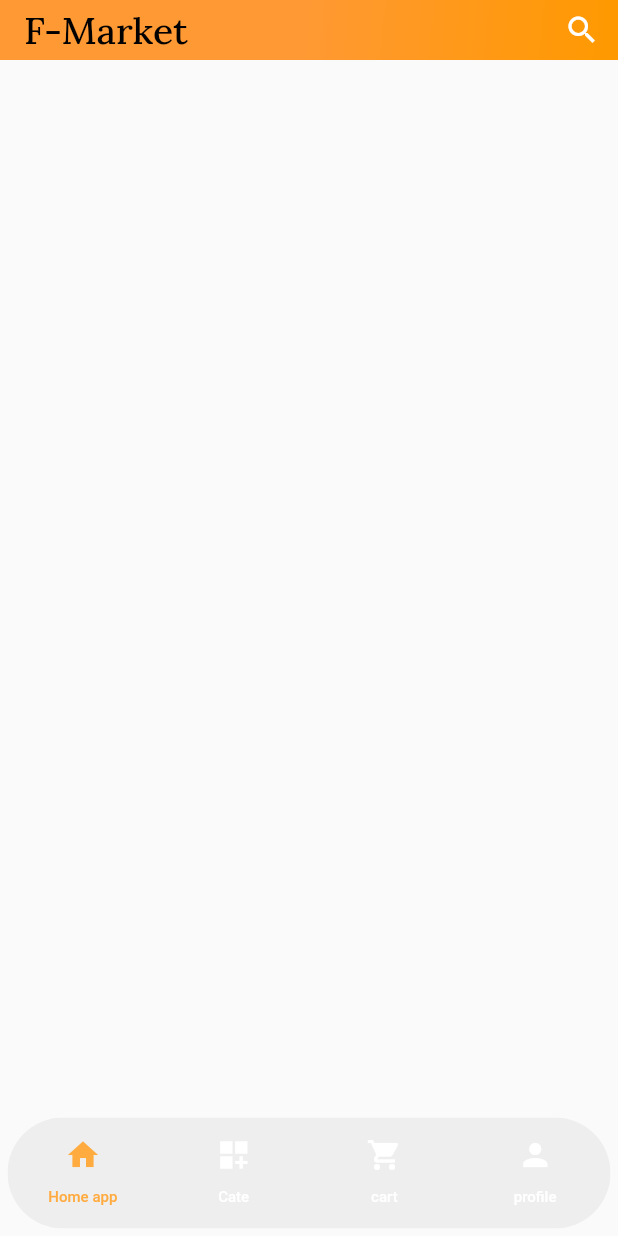
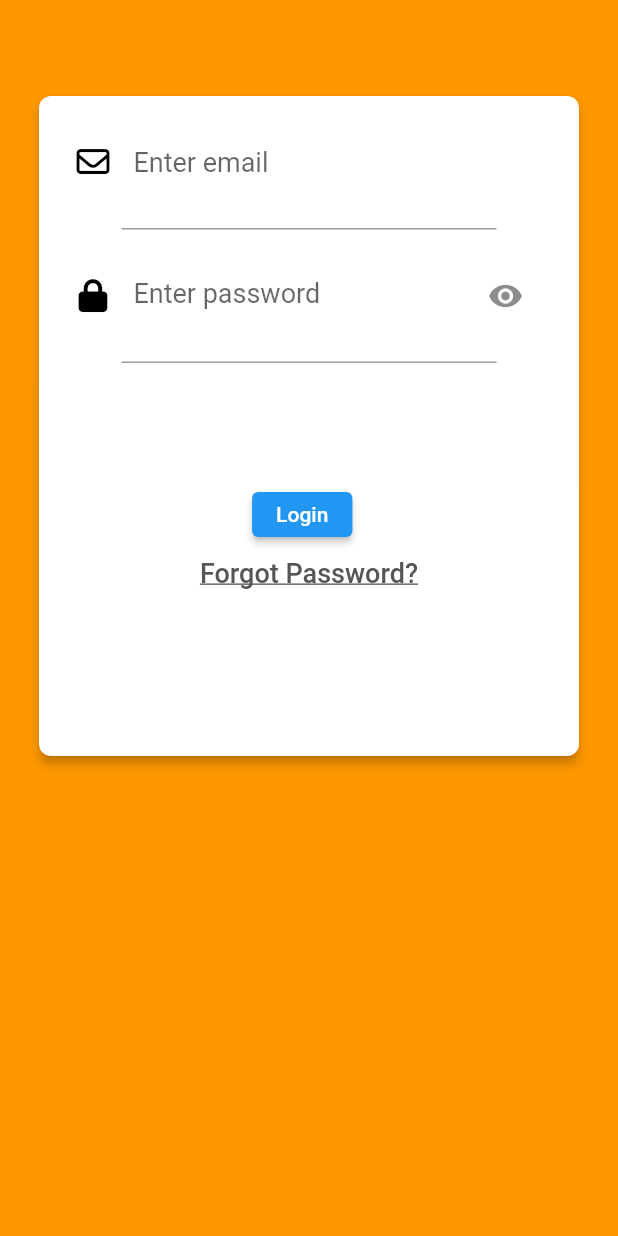
Before and after one commit to HaiQuang1107/Fontend-Fmarket, a Flutter app: the screen it shows after launch, on a phone screen of 412 x 824 dp. Run offline on Flutter 3.47's test engine with Material 2 defaults, Android fonts, the phone set to English and light mode, and no system bars; our stand-ins replace font_awesome_flutter, google_fonts; Roboto replaces fonts that are missing (SignikaRegular, SignikaSemiBold).

Commit message:
up screen login

```diff
--- a/fontend_fmarket/lib/main.dart
+++ b/fontend_fmarket/lib/main.dart
@@ -2,6 +2,7 @@ import 'package:flutter/material.dart';
 import 'package:fontend_fmarket/screens/cartpage.dart';
 import 'package:fontend_fmarket/screens/categorypage.dart';
 import 'package:fontend_fmarket/screens/homepage.dart';
+import 'package:fontend_fmarket/screens/login_page.dart';
 import 'package:fontend_fmarket/screens/profilepage.dart';
 
 void main() {
@@ -22,7 +23,8 @@ class MyApp extends StatelessWidget {
         primaryColorLight: Color(0xFFFBE0E6),
         accentColor: Color(0xFF181F32),
       ),
-      home: const MyHomePage(),
+      // home: const MyHomePage(),
+      home: const LoginWdidget(),
     );
   }
 }
@@ -84,7 +86,7 @@ class _MyHomePageState extends State<MyHomePage>
                     Icons.home,
                     size: 24.0,
                   ),
-                  text: 'Home app',
+                  text: 'Home',
                 ),
                 Tab(
                   icon: Icon(
--- /dev/null
+++ b/fontend_fmarket/lib/screens/login_page.dart
@@ -0,0 +1,150 @@
+import 'package:flutter/material.dart';
+
+import 'package:font_awesome_flutter/font_awesome_flutter.dart';
+
+class LoginWdidget extends StatefulWidget {
+  const LoginWdidget({super.key});
+
+  @override
+  State<LoginWdidget> createState() => _LoginWdidgetState();
+}
+
+class _LoginWdidgetState extends State<LoginWdidget> {
+  bool _isObscure = true;
+  final FocusNode focusEmail = FocusNode();
+  final FocusNode focusPassword = FocusNode();
+  final GlobalKey<ScaffoldState> _mainScaffoldKey =
+      new GlobalKey<ScaffoldState>();
+
+  final TextEditingController emailController = TextEditingController();
+  final TextEditingController passwordController = TextEditingController();
+
+  @override
+  Widget build(BuildContext context) {
+    return Scaffold(
+      backgroundColor: Colors.orange,
+      key: _mainScaffoldKey,
+      body: Container(
+        padding: const EdgeInsets.only(top: 60),
+        alignment: Alignment.center,
+        child: Column(
+          children: <Widget>[
+            Stack(
+              alignment: Alignment.topCenter,
+              children: <Widget>[
+                Card(
+                  elevation: 3.0,
+                  color: Colors.white,
+                  shape: RoundedRectangleBorder(
+                    borderRadius: BorderRadius.circular(8.0),
+                  ),
+                  child: Container(
+                    width: 360.00,
+                    height: 440.00,
+                    child: Column(
+                      children: <Widget>[
+                        Padding(
+                          padding: EdgeInsets.only(
+                              top: 20.0, bottom: 20.0, left: 25.0, right: 25.0),
+                          child: TextField(
+                            focusNode: focusEmail,
+                            controller: emailController,
+                            keyboardType: TextInputType.emailAddress,
+                            style: TextStyle(
+                              fontFamily: "SignikaSemiBold",
+                              fontSize: 16,
+                              color: Colors.black,
+                            ),
+                            decoration: InputDecoration(
+                                border: InputBorder.none,
+                                icon: Icon(
+                                  FontAwesomeIcons.envelope,
+                                  color: Colors.black,
+                                  size: 22.0,
+                                ),
+                                hintText: "Enter email",
+                                hintStyle: TextStyle(
+                                    fontFamily: "SignikaSemiBold",
+                                    fontSize: 18.0)),
+                          ),
+                        ),
+                        Container(
+                          width: 250,
+                          height: 1,
+                          color: Colors.grey,
+                        ),
+                        Padding(
+                          padding: EdgeInsets.only(
+                              top: 20.0, bottom: 20.0, left: 25.0, right: 25.0),
+                          child: TextField(
+                            obscureText: _isObscure,
+                            focusNode: focusPassword,
+                            controller: passwordController,
+                            style: TextStyle(
+                                fontFamily: "SignikaSemiBold",
+                                fontSize: 16.0,
+                                color: Colors.black),
+                            decoration: InputDecoration(
+                                border: InputBorder.none,
+                                icon: Icon(
+                                  FontAwesomeIcons.lock,
+                                  color: Colors.black,
+                                  size: 22.0,
+                                ),
+                                hintText: "Enter password",
+                                suffixIcon: IconButton(
+                                  icon: Icon(_isObscure
+                                      ? Icons.visibility
+                                      : Icons.visibility_off),
+                                  onPressed: () {
+                                    setState(() {
+                                      _isObscure = !_isObscure;
+                                    });
+                                  },
+                                ),
+                                hintStyle: TextStyle(
+                                    fontFamily: "SignikaSemiBold",
+                                    fontSize: 18.0)),
+                          ),
+                        ),
+                        Container(
+                          width: 250.0,
+                          height: 1.0,
+                          color: Colors.grey,
+                        ),
+                        Container(
+                          margin:
+                              const EdgeInsets.only(top: 60.0, bottom: 26.0),
+                        ),
+                        Container(
+                            alignment: Alignment.center,
+                            height: 30,
+                            padding: const EdgeInsets.fromLTRB(1, 0, 10, 0),
+                            child: ElevatedButton(
+                              child: const Text('Login'),
+                              onPressed: () {},
+                            )),
+                        Container(
+                            child: TextButton(
+                          child: Text(
+                            "Forgot Password?",
+                            style: TextStyle(
+                                decoration: TextDecoration.underline,
+                                color: const Color.fromARGB(255, 85, 85, 85),
+                                fontSize: 18.0,
+                                fontFamily: "SignikaRegular"),
+                          ),
+                          onPressed: () {},
+                        ))
+                      ],
+                    ),
+                  ),
+                ),
+              ],
+            ),
+          ],
+        ),
+      ),
+    );
+  }
+}
```
Also changed, not shown: fontend_fmarket/pubspec.yaml (+4 -12 lines), fontend_fmarket/lib/screens/sign_up_page.dart (added), fontend_fmarket/pubspec.lock.
